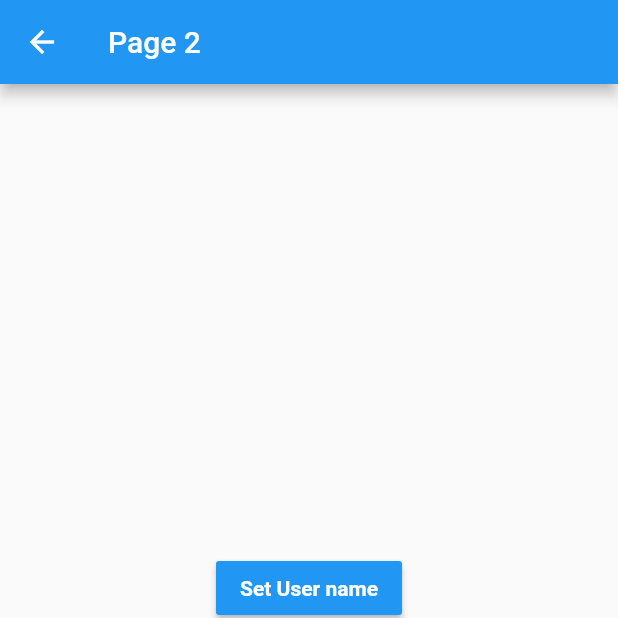
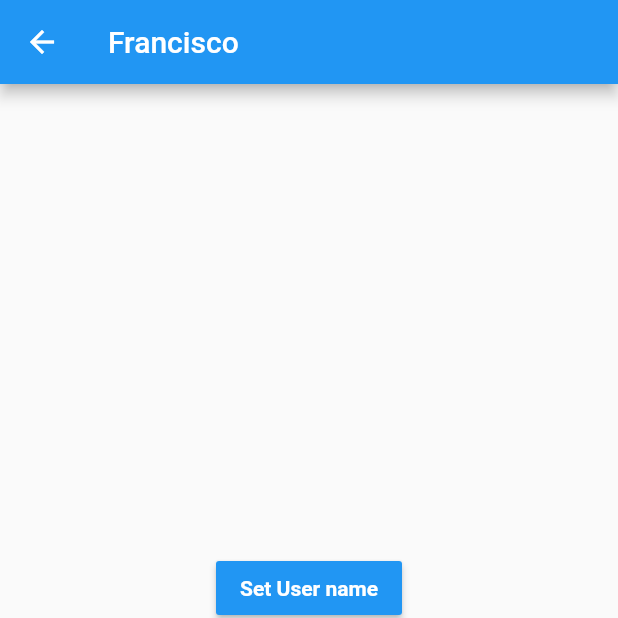
Before and after one commit to pako-cr/estados, a Flutter app: the Page2Page screen opened by its route, after a tap on "Set User name", on a phone screen of 412 x 824 dp, the top half of it. Run offline on Flutter 3.47's test engine with Material 2 defaults, Android fonts, the phone set to English and light mode, and no system bars.

Commit message:
Singleton first version

```diff
--- a/lib/models/user.dart
+++ b/lib/models/user.dart
@@ -1,7 +1,13 @@
+import 'package:meta/meta.dart';
+
 class User {
   String name;
   int age;
   List<String> careers;
 
-  User({this.name, this.age, this.careers});
+  User({
+    @required this.name,
+    this.age,
+    this.careers,
+  }) : assert(name != null);
 }
--- a/lib/pages/page1_page.dart
+++ b/lib/pages/page1_page.dart
@@ -1,4 +1,7 @@
 import 'package:flutter/material.dart';
+
+import 'package:estados/models/user.dart';
+import 'package:estados/services/user_service.dart';
 
 class Page1Page extends StatelessWidget {
   @override
@@ -7,7 +10,15 @@ class Page1Page extends StatelessWidget {
       appBar: AppBar(
         title: Text('Page 1'),
       ),
-      body: UserInformationWidget(),
+      body: StreamBuilder(
+          stream: userService.userStream,
+          builder: (BuildContext context, AsyncSnapshot<User> snapshot) {
+            return snapshot.hasData
+                ? UserInformationWidget(user: snapshot.data)
+                : Center(
+                    child: Text('There is no user information.'),
+                  );
+          }),
       floatingActionButton: FloatingActionButton(
         child: Icon(Icons.arrow_forward_rounded),
         onPressed: () => Navigator.pushNamed(context, 'page2'),
@@ -17,9 +28,9 @@ class Page1Page extends StatelessWidget {
 }
 
 class UserInformationWidget extends StatelessWidget {
-  const UserInformationWidget({
-    Key key,
-  }) : super(key: key);
+  final User user;
+
+  const UserInformationWidget({this.user});
 
   @override
   Widget build(BuildContext context) {
@@ -35,8 +46,8 @@ class UserInformationWidget extends StatelessWidget {
             style: TextStyle(fontSize: 18, fontWeight: FontWeight.bold),
           ),
           Divider(),
-          ListTile(title: Text('Name: ')),
-          ListTile(title: Text('Age: ')),
+          ListTile(title: Text('Name: ${user.name}')),
+          ListTile(title: Text('Age: ${user.age}')),
           Text(
             'Careers',
             style: TextStyle(fontSize: 18, fontWeight: FontWeight.bold),
--- a/lib/pages/page2_page.dart
+++ b/lib/pages/page2_page.dart
@@ -1,11 +1,19 @@
 import 'package:flutter/material.dart';
+
+import 'package:estados/models/user.dart';
+import 'package:estados/services/user_service.dart';
 
 class Page2Page extends StatelessWidget {
   @override
   Widget build(BuildContext context) {
     return Scaffold(
       appBar: AppBar(
-        title: Text('Page 2'),
+        title: StreamBuilder(
+          stream: userService.userStream,
+          builder: (BuildContext context, AsyncSnapshot<User> snapshot) {
+            return snapshot.hasData ? Text(snapshot.data.name) : Text('Page 2');
+          },
+        ),
       ),
       body: Center(
           child: Column(
@@ -18,7 +26,10 @@ class Page2Page extends StatelessWidget {
                   TextStyle(fontWeight: FontWeight.bold, color: Colors.white),
             ),
             color: Colors.blue,
-            onPressed: () {},
+            onPressed: () {
+              userService
+                  .setUser(new User(name: 'Francisco', age: 26, careers: null));
+            },
           ),
           MaterialButton(
             child: Text(
@@ -27,7 +38,9 @@ class Page2Page extends StatelessWidget {
                   TextStyle(fontWeight: FontWeight.bold, color: Colors.white),
             ),
             color: Colors.blue,
-            onPressed: () {},
+            onPressed: () {
+              userService.setAge(userService.user.age + 1);
+            },
           ),
           MaterialButton(
             child: Text(
--- /dev/null
+++ b/lib/services/user_service.dart
@@ -0,0 +1,34 @@
+import 'dart:async';
+
+import 'package:estados/models/user.dart';
+
+class _UserService {
+  // Stream
+  StreamController<User> _userStreamController =
+      new StreamController<User>.broadcast();
+
+  Stream<User> get userStream => _userStreamController.stream;
+
+  // User
+  User _user;
+
+  User get user => this._user;
+
+  bool get userExist => this._user != null;
+
+  void setUser(User user) {
+    this._user = user;
+    this._userStreamController.add(this._user);
+  }
+
+  void setAge(int age) {
+    this._user.age = age;
+    this._userStreamController.add(this._user);
+  }
+
+  dispose() {
+    this._userStreamController?.close();
+  }
+}
+
+final userService = new _UserService();
```
